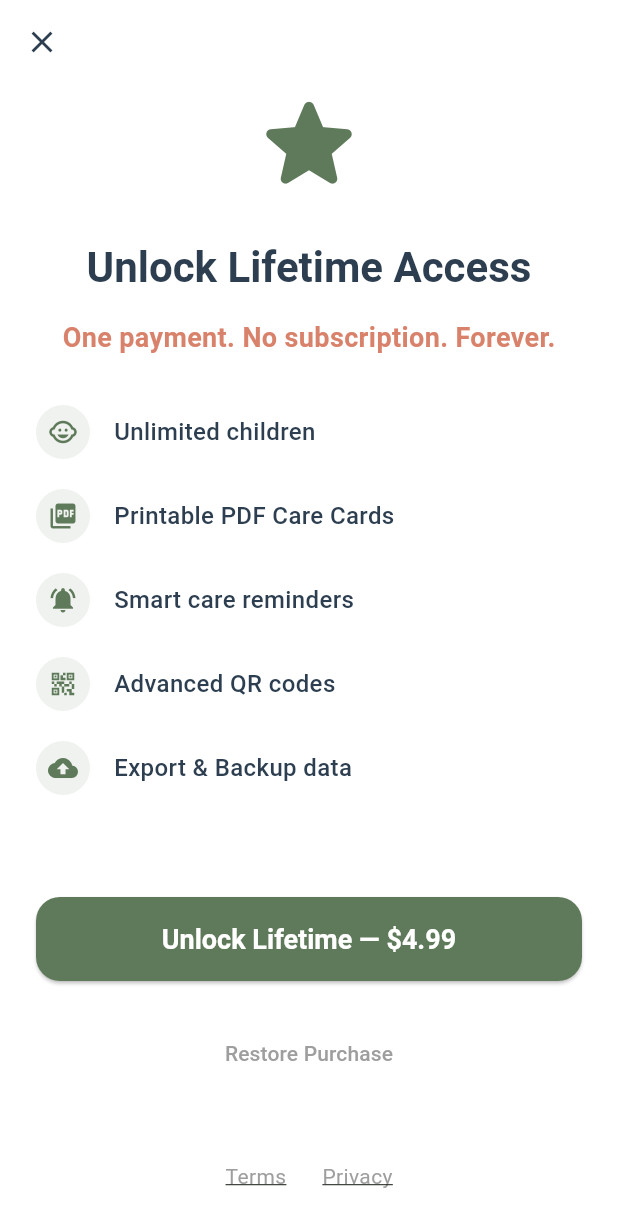
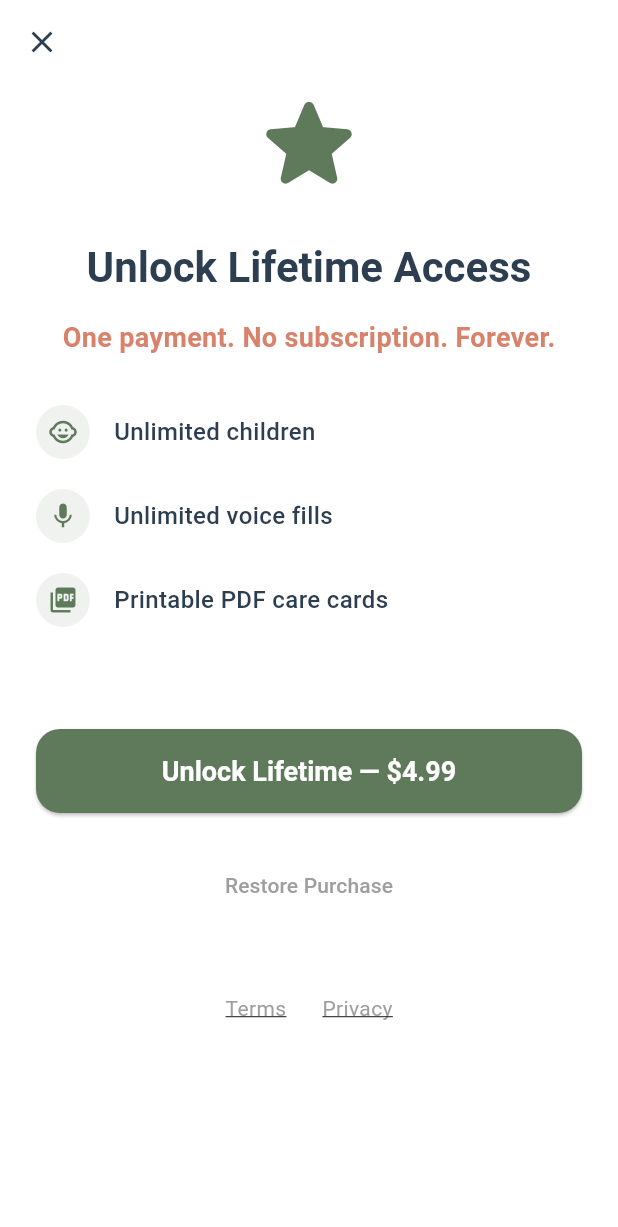
Before and after one commit to billachusim/babycarecard, a Flutter app: the PremiumScreen screen opened by its route, on a phone screen of 412 x 824 dp. Shown: the top 1227 px of the screen. Run offline on Flutter 3.47's test engine with Material 3 defaults, Android fonts, the phone set to English and light mode, and no system bars; our stand-ins replace flutter_local_notifications, flutter_riverpod, go_router, in_app_purchase, pdf, printing and 5 more; accounts and stored records are empty.

Commit message:
1.0.0+3: Premium screen lists only what the unlock adds
It claimed reminders, advanced QR codes and backup, none of which the
unlock provides. App Review checks IAP descriptions against the app.

Co-Authored-By: Claude Opus 5.5 <noreply@anthropic.com>
Claude-Session: https://claude.ai/code/session_01Bvt53u5wUWRnH51rX5jvMf

```diff
--- a/lib/features/premium/presentation/premium_screen.dart
+++ b/lib/features/premium/presentation/premium_screen.dart
@@ -94,11 +94,10 @@ class PremiumScreen extends ConsumerWidget {
               ),
               const SizedBox(height: 32),
             ],
+            // Only list what the unlock actually adds (App Review checks this).
             _buildFeatureRow(Icons.child_care, 'Unlimited children'),
-            _buildFeatureRow(Icons.picture_as_pdf, 'Printable PDF Care Cards'),
-            _buildFeatureRow(Icons.notifications_active, 'Smart care reminders'),
-            _buildFeatureRow(Icons.qr_code_2, 'Advanced QR codes'),
-            _buildFeatureRow(Icons.backup, 'Export & Backup data'),
+            _buildFeatureRow(Icons.mic, 'Unlimited voice fills'),
+            _buildFeatureRow(Icons.picture_as_pdf, 'Printable PDF care cards'),
             const SizedBox(height: 48),
             if (premiumState.isLoading)
               const CircularProgressIndicator()
--- a/lib/features/settings/presentation/settings_screen.dart
+++ b/lib/features/settings/presentation/settings_screen.dart
@@ -18,7 +18,7 @@ class SettingsScreen extends ConsumerWidget {
           ListTile(
             leading: const Icon(Icons.star_outline, color: AppTheme.primaryColor),
             title: const Text('Unlock Premium'),
-            subtitle: const Text('Unlimited children, PDF export, and more'),
+            subtitle: const Text('Unlimited children, voice fills and PDF export'),
             onTap: () => context.push('/premium'),
           ),
           const Divider(),
--- a/pubspec.yaml
+++ b/pubspec.yaml
@@ -16,7 +16,7 @@ publish_to: 'none' # Remove this line if you wish to publish to pub.dev
 # https://developer.apple.com/library/archive/documentation/General/Reference/InfoPlistKeyReference/Articles/CoreFoundationKeys.html
 # In Windows, build-name is used as the major, minor, and patch parts
 # of the product and file versions while build-number is used as the build suffix.
-version: 1.0.0+2
+version: 1.0.0+3
 
 environment:
   sdk: ^3.10.0
```
